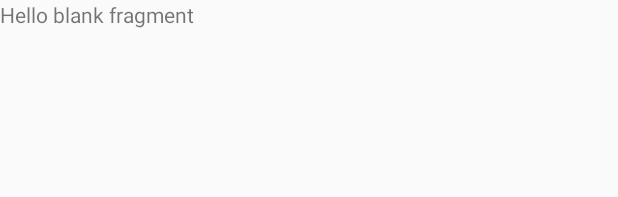
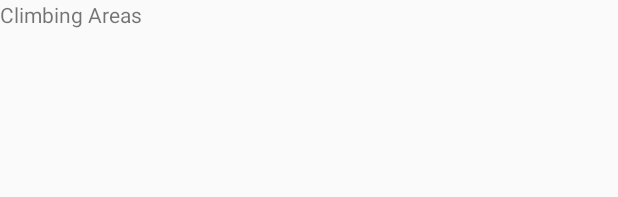
Before and after one commit to mattghall/AndroidFinalProject, an Android app: the layout fragment_climbing_areas.xml on its own in the app's theme, with its tools: preview values and no code run, on a phone screen of 412 x 824 dp. Shown: the top 197 px of the screen. Run offline under Robolectric (Android 15) with nearby library versions, the phone set to English and light mode, and no system bars.

Commit message:
Add a climbing area activity/fragment

```diff
--- a/mobile/src/main/AndroidManifest.xml
+++ b/mobile/src/main/AndroidManifest.xml
@@ -20,6 +20,7 @@
                 <category android:name="android.intent.category.LAUNCHER" />
             </intent-filter>
         </activity>
+        <activity android:name=".ClimbingAreaActivity"></activity>
     </application>
 
 </manifest>
--- a/mobile/src/main/java/com/example/mattghall/finalproject/Routes.java
+++ b/mobile/src/main/java/com/example/mattghall/finalproject/RouteActivity.java
@@ -13,9 +13,9 @@ import android.widget.Toast;
 /**
  * A placeholder fragment containing a simple view.
  */
-public class Routes extends Fragment {
+public class RouteActivity extends Fragment {
 
-    public Routes() {
+    public RouteActivity() {
     }
 
     private String[] climbingAreaNames = { "Route A","Route B", "Route C","Route Error" };
--- a/mobile/src/main/res/layout/content_scrolling.xml
+++ b/mobile/src/main/res/layout/content_scrolling.xml
@@ -2,7 +2,7 @@
     xmlns:app="http://schemas.android.com/apk/res-auto"
     xmlns:tools="http://schemas.android.com/tools"
     android:id="@+id/fragment"
-    android:name="com.example.mattghall.finalproject.Routes"
+    android:name="com.example.mattghall.finalproject.RouteActivity"
     android:layout_width="match_parent"
     android:layout_height="match_parent"
     app:layout_behavior="@string/appbar_scrolling_view_behavior"
--- a/mobile/src/main/res/layout/fragment_climbing_areas.xml
+++ b/mobile/src/main/res/layout/fragment_climbing_areas.xml
@@ -2,12 +2,17 @@
     xmlns:tools="http://schemas.android.com/tools"
     android:layout_width="match_parent"
     android:layout_height="match_parent"
-    tools:context="layout.fragment_climbing_areas">
+    tools:context="layout.fragment_climbing_areas"
+    tools:showIn="@layout/activity_main">>
 
     <!-- TODO: Update blank fragment layout -->
     <TextView
         android:layout_width="match_parent"
         android:layout_height="match_parent"
-        android:text="@string/hello_blank_fragment" />
-
+        android:text="@string/climbing_areas_title" />
+    <ListView
+        android:id="@+id/areas_listview"
+        android:layout_width="match_parent"
+        android:layout_height="wrap_content" >
+    </ListView>
 </FrameLayout>
--- a/mobile/src/main/res/layout/fragment_routes.xml
+++ b/mobile/src/main/res/layout/fragment_routes.xml
@@ -9,13 +9,13 @@
     android:paddingRight="@dimen/activity_horizontal_margin"
     android:paddingTop="@dimen/activity_vertical_margin"
     android:orientation="vertical"
-    tools:context="com.example.mattghall.finalproject.Routes"
+    tools:context="com.example.mattghall.finalproject.RouteActivity"
     tools:showIn="@layout/activity_main">
 
     <TextView
         android:layout_width="wrap_content"
         android:layout_height="wrap_content"
-        android:text="Hello World!" />
+        android:text="@string/routes_title" />
 
     <ListView
         android:id="@+id/routes_listview"
--- a/mobile/src/main/res/values/strings.xml
+++ b/mobile/src/main/res/values/strings.xml
@@ -4,4 +4,6 @@
 
     <!-- TODO: Remove or change this placeholder text -->
     <string name="hello_blank_fragment">Hello blank fragment</string>
+    <string name="climbing_areas_title">Climbing Areas</string>
+    <string name="routes_title">Routes</string>
 </resources>
```
Also changed, not shown: mobile/src/main/java/com/example/mattghall/finalproject/ClimbingAreaActivity.java (added, +57 -0 lines).
